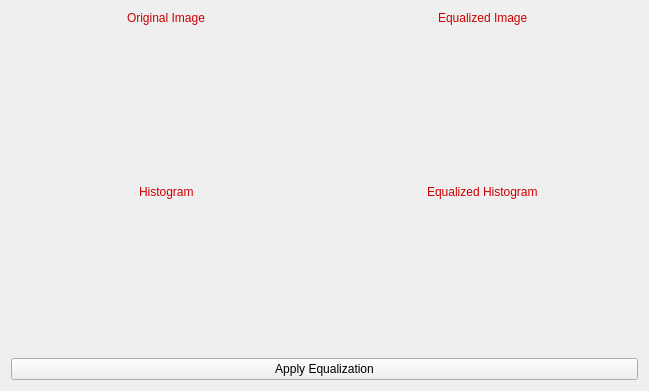
Above: src/ui/equalization.ui from Omarmansour557/Histogram-Equalization before the change. Below: the same form after it.
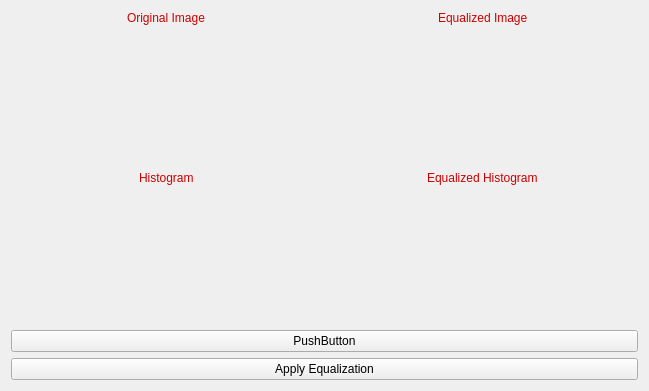
That is the form after the change.

```diff
--- a/src/ui/equalization.ui
+++ b/src/ui/equalization.ui
@@ -134,6 +134,13 @@
      </item>
      <item>
       <layout class="QVBoxLayout" name="verticalLayout_5">
+       <item>
+        <widget class="QPushButton" name="pushButton">
+         <property name="text">
+          <string>PushButton</string>
+         </property>
+        </widget>
+       </item>
        <item>
         <widget class="QPushButton" name="equalizer_btn">
          <property name="text">
```
